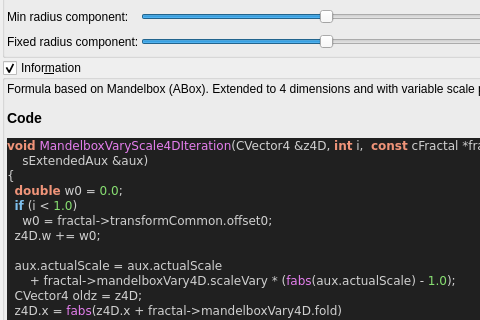
Above: mandelbulber2/qt_data/fractal_mandelbox_vary_scale_4d.ui from buddhi1980/mandelbulber2 before the change; both pictures show x 0 to 480 and y 321 to 641 of the 588 by 1156 pixel window. Below: the same form after it.
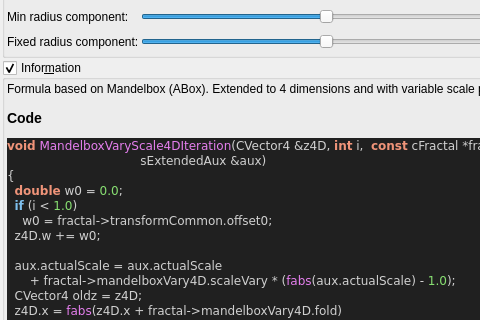
That is the form after the change. Custom widgets are drawn as their Qt base class.

Commit message:
stripped code highlight output to body tag
 the surrounding part (HTML Tag and comment) contained version specific parts.
 Now only the body tag will be written to the ui file,
 so the complete output of populateUiInformation.php should be reproducable.

 Also readded broken symlinks in deploy/share/mandelbulber2

```diff
--- a/mandelbulber2/qt_data/fractal_mandelbox_vary_scale_4d.ui
+++ b/mandelbulber2/qt_data/fractal_mandelbox_vary_scale_4d.ui
@@ -865,15 +865,9 @@
          <string>&lt;p&gt;Formula based on Mandelbox (ABox). Extended to 4 dimensions and with variable scale parameter.&lt;/p&gt;&lt;table&gt;
 &lt;/table&gt;
 &lt;h3&gt;Code&lt;/h3&gt;
-&lt;!DOCTYPE HTML PUBLIC &quot;-//W3C//DTD HTML 4.0 Transitional//EN&quot;&gt;
-&lt;html&gt;
-&lt;head&gt;
-&lt;meta http-equiv=&quot;content-type&quot; content=&quot;text/html; charset=ISO-8859-1&quot;&gt;
-&lt;title&gt;Source file&lt;/title&gt;
-&lt;/head&gt;
 &lt;body style=&quot;background-color:#202020&quot;&gt;
-&lt;pre style=&quot;color:#d0d0d0; background-color:#202020;  font-family:'Courier New';&quot;&gt;&lt;span style=&quot;color:#f09479; font-weight:bold&quot;&gt;void&lt;/span&gt; &lt;span style=&quot;color:#e47eed&quot;&gt;MandelboxVaryScale4DIteration&lt;/span&gt;&lt;span style=&quot;color:#d0d0d0&quot;&gt;(&lt;/span&gt;CVector4 &lt;span style=&quot;color:#d0d0d0&quot;&gt;&amp;amp;&lt;/span&gt;z4D&lt;span style=&quot;color:#d0d0d0&quot;&gt;,&lt;/span&gt; &lt;span style=&quot;color:#f09479; font-weight:bold&quot;&gt;int&lt;/span&gt; i&lt;span style=&quot;color:#d0d0d0&quot;&gt;,&lt;/span&gt;  &lt;span style=&quot;color:#f09479; font-weight:bold&quot;&gt;const&lt;/span&gt; cFractal &lt;span style=&quot;color:#d0d0d0&quot;&gt;*&lt;/span&gt;fractal&lt;span style=&quot;color:#d0d0d0&quot;&gt;,&lt;/span&gt;
-    sExtendedAux &lt;span style=&quot;color:#d0d0d0&quot;&gt;&amp;amp;&lt;/span&gt;aux&lt;span style=&quot;color:#d0d0d0&quot;&gt;)&lt;/span&gt;
+&lt;pre style=&quot;color:#d0d0d0; background-color:#202020;  font-family:'Courier New',monospace;&quot;&gt;&lt;span style=&quot;color:#f09479; font-weight:bold&quot;&gt;void&lt;/span&gt; &lt;span style=&quot;color:#e47eed&quot;&gt;MandelboxVaryScale4DIteration&lt;/span&gt;&lt;span style=&quot;color:#d0d0d0&quot;&gt;(&lt;/span&gt;CVector4 &lt;span style=&quot;color:#d0d0d0&quot;&gt;&amp;amp;&lt;/span&gt;z4D&lt;span style=&quot;color:#d0d0d0&quot;&gt;,&lt;/span&gt; &lt;span style=&quot;color:#f09479; font-weight:bold&quot;&gt;int&lt;/span&gt; i&lt;span style=&quot;color:#d0d0d0&quot;&gt;,&lt;/span&gt;  &lt;span style=&quot;color:#f09479; font-weight:bold&quot;&gt;const&lt;/span&gt; cFractal &lt;span style=&quot;color:#d0d0d0&quot;&gt;*&lt;/span&gt;fractal&lt;span style=&quot;color:#d0d0d0&quot;&gt;,&lt;/span&gt;
+                                   sExtendedAux &lt;span style=&quot;color:#d0d0d0&quot;&gt;&amp;amp;&lt;/span&gt;aux&lt;span style=&quot;color:#d0d0d0&quot;&gt;)&lt;/span&gt;
 &lt;span style=&quot;color:#d0d0d0&quot;&gt;{&lt;/span&gt;
   &lt;span style=&quot;color:#f09479; font-weight:bold&quot;&gt;double&lt;/span&gt; w0 &lt;span style=&quot;color:#d0d0d0&quot;&gt;=&lt;/span&gt; &lt;span style=&quot;color:#87df71&quot;&gt;0.0&lt;/span&gt;&lt;span style=&quot;color:#d0d0d0&quot;&gt;;&lt;/span&gt;
   &lt;span style=&quot;color:#7ec0ee; font-weight:bold&quot;&gt;if&lt;/span&gt; &lt;span style=&quot;color:#d0d0d0&quot;&gt;(&lt;/span&gt;i &lt;span style=&quot;color:#d0d0d0&quot;&gt;&amp;lt;&lt;/span&gt; &lt;span style=&quot;color:#87df71&quot;&gt;1.0&lt;/span&gt;&lt;span style=&quot;color:#d0d0d0&quot;&gt;)&lt;/span&gt;
@@ -919,10 +913,7 @@
   aux&lt;span style=&quot;color:#d0d0d0&quot;&gt;.&lt;/span&gt;DE &lt;span style=&quot;color:#d0d0d0&quot;&gt;=&lt;/span&gt; aux&lt;span style=&quot;color:#d0d0d0&quot;&gt;.&lt;/span&gt;DE &lt;span style=&quot;color:#d0d0d0&quot;&gt;*&lt;/span&gt; &lt;span style=&quot;color:#e47eed&quot;&gt;fabs&lt;/span&gt;&lt;span style=&quot;color:#d0d0d0&quot;&gt;(&lt;/span&gt;m&lt;span style=&quot;color:#d0d0d0&quot;&gt;) +&lt;/span&gt; &lt;span style=&quot;color:#87df71&quot;&gt;1.0&lt;/span&gt;&lt;span style=&quot;color:#d0d0d0&quot;&gt;;&lt;/span&gt;
 &lt;span style=&quot;color:#d0d0d0&quot;&gt;}&lt;/span&gt;
 &lt;/pre&gt;
-&lt;/body&gt;
-&lt;/html&gt;
-&lt;!--HTML generated by highlight 3.9, http://www.andre-simon.de/--&gt;
-</string>
+&lt;/body&gt;</string>
         </property>
         <property name="wordWrap">
          <bool>true</bool>
```
The commit also changes 109 other files.
